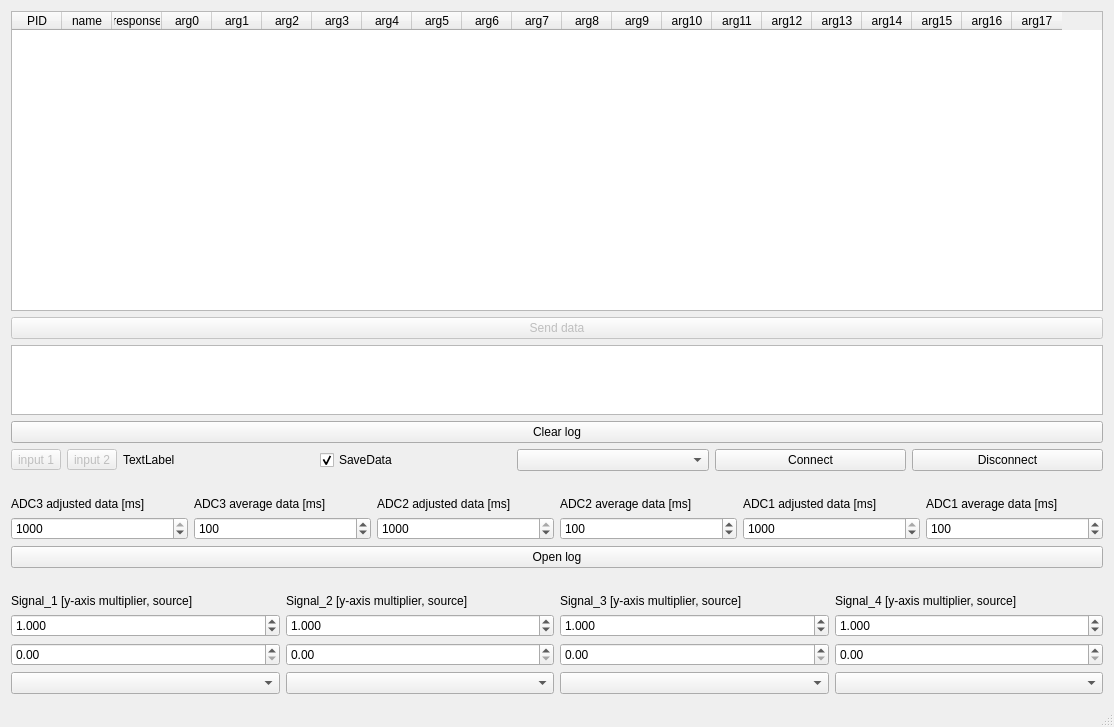
The window that mainwindow.ui (rezy91/TestBoard785) describes before a commit, drawn with Qt 5.
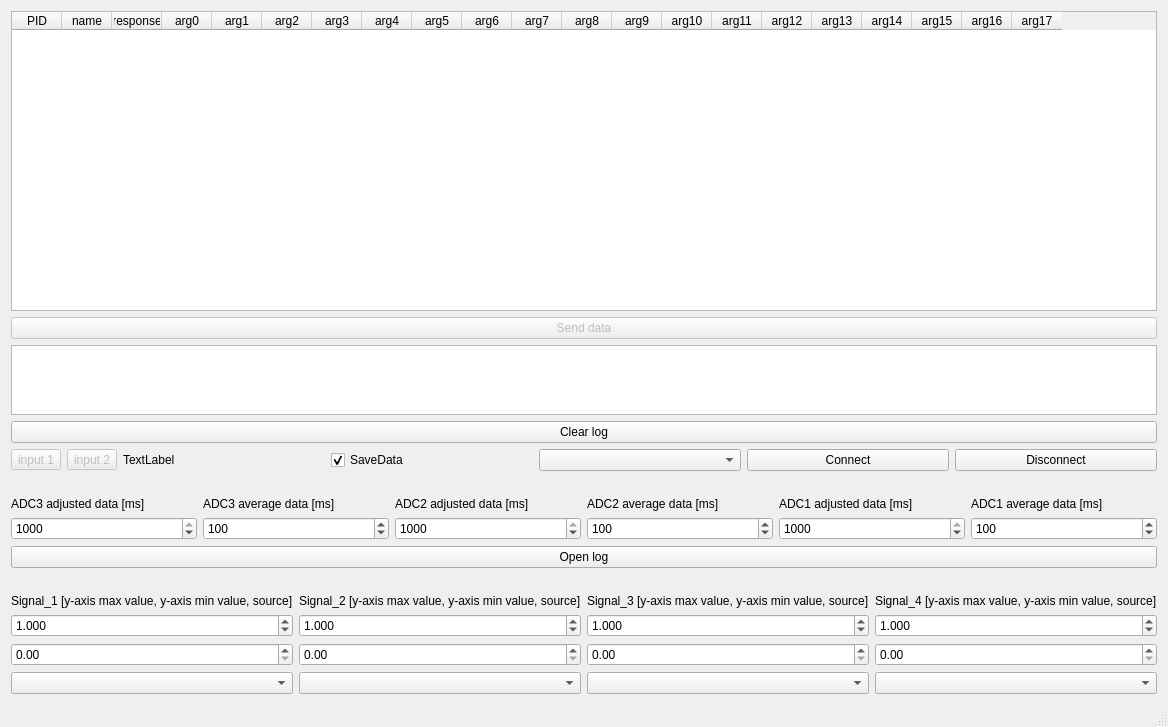
The same window after the commit.

Commit message: max and min value for y-axis displaying by user

Patch:
```diff
--- a/mainwindow.ui
+++ b/mainwindow.ui
@@ -298,28 +298,28 @@
       <item>
        <widget class="QLabel" name="signal_1">
         <property name="text">
-         <string>Signal_1 [y-axis multiplier, source]</string>
+         <string>Signal_1 [y-axis max value, y-axis min value, source]</string>
         </property>
        </widget>
       </item>
       <item>
        <widget class="QLabel" name="signal_2">
         <property name="text">
-         <string>Signal_2 [y-axis multiplier, source]</string>
+         <string>Signal_2 [y-axis max value, y-axis min value, source]</string>
         </property>
        </widget>
       </item>
       <item>
        <widget class="QLabel" name="signal_3">
         <property name="text">
-         <string>Signal_3 [y-axis multiplier, source]</string>
+         <string>Signal_3 [y-axis max value, y-axis min value, source]</string>
         </property>
        </widget>
       </item>
       <item>
        <widget class="QLabel" name="signal_4">
         <property name="text">
-         <string>Signal_4 [y-axis multiplier, source]</string>
+         <string>Signal_4 [y-axis max value, y-axis min value, source]</string>
         </property>
        </widget>
       </item>
```
The commit also changes 4 other files.
